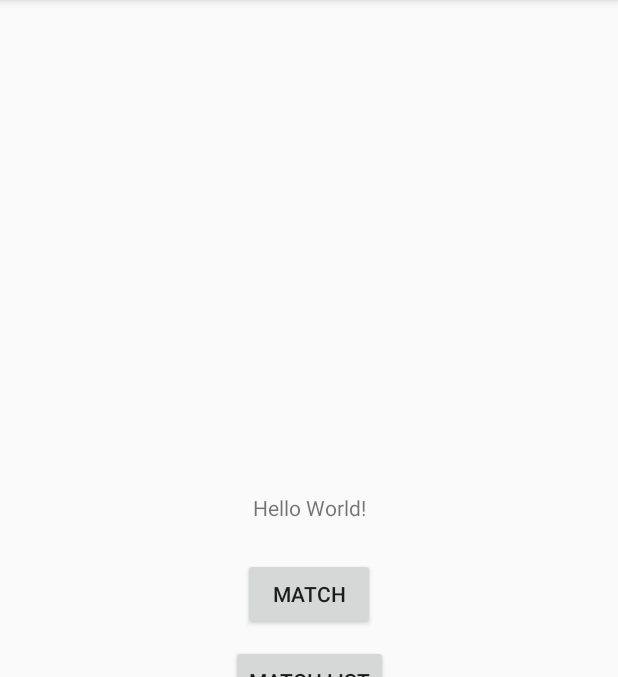
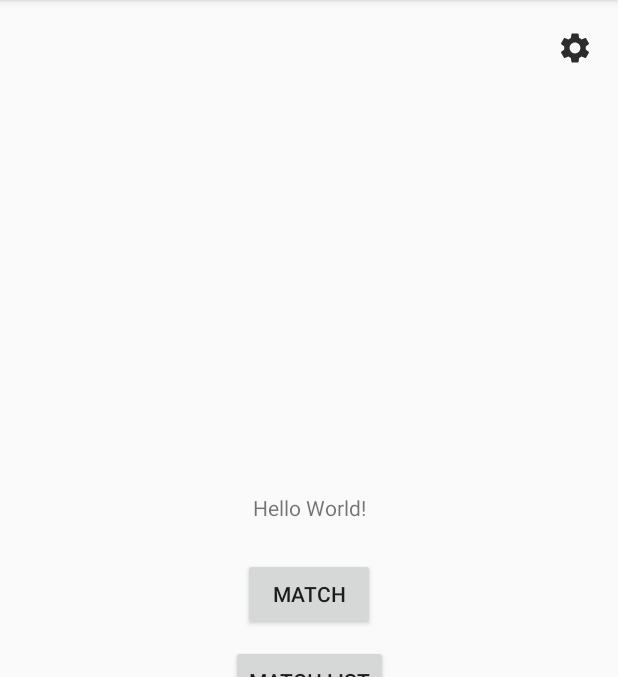
Before and after one commit to anders-wiggers/My-Politician, an Android app: the screen it shows after launch (Developer), on a phone screen of 412 x 824 dp, the part 84-761 px from its top. Run offline under Robolectric (Android 15) with nearby library versions, the phone set to English and light mode, and no system bars; our stand-ins replace Firebase (no records; nobody signed in at launch, a user with empty details on screens opened directly).

Commit message:
Merge branch 'master' of C:\Users\AlexA\Documents\Projects\my-politician with conflicts.

```diff
--- a/app/build.gradle
+++ b/app/build.gradle
@@ -10,6 +10,7 @@ android {
         versionCode 1
         versionName "1.0"
         testInstrumentationRunner "android.support.test.runner.AndroidJUnitRunner"
+        vectorDrawables.useSupportLibrary = true
     }
     buildTypes {
         release {
@@ -29,6 +30,8 @@ dependencies {
     implementation 'com.android.support:design:27.1.1'
     implementation 'com.google.firebase:firebase-firestore:17.1.2'
     implementation 'com.android.support:multidex:1.0.3'
+    implementation 'com.android.support:support-v4:27.1.1'
+    implementation 'com.android.support:support-vector-drawable:27.1.1'
     testImplementation 'junit:junit:4.12'
     androidTestImplementation 'com.android.support.test:runner:1.0.2'
     androidTestImplementation 'com.android.support.test.espresso:espresso-core:3.0.2'
--- a/app/src/main/AndroidManifest.xml
+++ b/app/src/main/AndroidManifest.xml
@@ -11,7 +11,7 @@
         android:roundIcon="@mipmap/ic_launcher_round"
         android:supportsRtl="true"
         android:theme="@style/AppTheme">
-        <activity android:name=".activities.Match"/>
+        <activity android:name=".activities.Match" />
 
         <meta-data
             android:name="com.facebook.sdk.ApplicationId"
@@ -42,6 +42,10 @@
                 <category android:name="android.intent.category.LAUNCHER" />
             </intent-filter>
         </activity>
+        <activity
+            android:name=".activities.Settings"
+            android:label="@string/title_activity_settings"
+            android:theme="@style/AppTheme.NoActionBar"></activity>
     </application>
 
 </manifest>
--- a/app/src/main/java/aacorp/mypolitician/activities/Developer.java
+++ b/app/src/main/java/aacorp/mypolitician/activities/Developer.java
@@ -31,6 +31,11 @@ public class Developer extends AppCompatActivity {
         startActivity(intent);
     }
 
+    public void Settings(View view){
+        Intent intent = new Intent(this,Settings.class);
+        startActivity(intent);
+    }
+
     public void match(View view){
         Intent intent = new Intent(this, aacorp.mypolitician.activities.Match.class);
         startActivity(intent);
--- /dev/null
+++ b/app/src/main/res/drawable/ic_settingsbutton.xml
@@ -0,0 +1,5 @@
+<vector android:alpha="0.82" android:height="24dp"
+    android:viewportHeight="20" android:viewportWidth="20"
+    android:width="24dp" xmlns:android="http://schemas.android.com/apk/res/android">
+    <path android:fillColor="#FF000000" android:pathData="M15.95,10.78c0.03,-0.25 0.05,-0.51 0.05,-0.78s-0.02,-0.53 -0.06,-0.78l1.69,-1.32c0.15,-0.12 0.19,-0.34 0.1,-0.51l-1.6,-2.77c-0.1,-0.18 -0.31,-0.24 -0.49,-0.18l-1.99,0.8c-0.42,-0.32 -0.86,-0.58 -1.35,-0.78L12,2.34c-0.03,-0.2 -0.2,-0.34 -0.4,-0.34H8.4c-0.2,0 -0.36,0.14 -0.39,0.34l-0.3,2.12c-0.49,0.2 -0.94,0.47 -1.35,0.78l-1.99,-0.8c-0.18,-0.07 -0.39,0 -0.49,0.18l-1.6,2.77c-0.1,0.18 -0.06,0.39 0.1,0.51l1.69,1.32c-0.04,0.25 -0.07,0.52 -0.07,0.78s0.02,0.53 0.06,0.78L2.37,12.1c-0.15,0.12 -0.19,0.34 -0.1,0.51l1.6,2.77c0.1,0.18 0.31,0.24 0.49,0.18l1.99,-0.8c0.42,0.32 0.86,0.58 1.35,0.78l0.3,2.12c0.04,0.2 0.2,0.34 0.4,0.34h3.2c0.2,0 0.37,-0.14 0.39,-0.34l0.3,-2.12c0.49,-0.2 0.94,-0.47 1.35,-0.78l1.99,0.8c0.18,0.07 0.39,0 0.49,-0.18l1.6,-2.77c0.1,-0.18 0.06,-0.39 -0.1,-0.51l-1.67,-1.32zM10,13c-1.65,0 -3,-1.35 -3,-3s1.35,-3 3,-3 3,1.35 3,3 -1.35,3 -3,3z"/>
+</vector>
--- a/app/src/main/res/layout/activity_developer.xml
+++ b/app/src/main/res/layout/activity_developer.xml
@@ -73,4 +73,22 @@
         app:layout_constraintStart_toStartOf="parent"
         app:layout_constraintTop_toBottomOf="@+id/button2" />
 
+    <ImageView
+        android:id="@+id/settings"
+        android:layout_width="wrap_content"
+        android:layout_height="48dp"
+        android:layout_marginBottom="8dp"
+        android:layout_marginEnd="8dp"
+        android:layout_marginStart="8dp"
+        android:layout_marginTop="8dp"
+        android:onClick="Settings"
+        app:layout_constraintBottom_toBottomOf="parent"
+        app:layout_constraintEnd_toEndOf="parent"
+        app:layout_constraintHorizontal_bias="0.976"
+        app:layout_constraintStart_toStartOf="parent"
+        app:layout_constraintTop_toTopOf="parent"
+        app:layout_constraintVertical_bias="0.0"
+        app:srcCompat="@drawable/ic_settingsbutton" />
+
+
 </android.support.constraint.ConstraintLayout>
--- a/app/src/main/res/layout/activity_log_in.xml
+++ b/app/src/main/res/layout/activity_log_in.xml
@@ -7,13 +7,14 @@
     tools:context=".activities.LogIn"
     android:background="@drawable/backgroundlogin" >
 
+
     <ImageView
         android:id="@+id/Politikerbillede"
         android:layout_width="wrap_content"
         android:layout_height="wrap_content"
         android:layout_alignParentTop="true"
         android:layout_centerHorizontal="true"
-        android:layout_marginTop="40dp"
+        android:layout_marginTop="56dp"
         android:src="@drawable/logo" />
 
     <TextView
@@ -32,7 +33,7 @@
         android:layout_height="42dp"
         android:layout_alignParentBottom="true"
         android:layout_centerHorizontal="true"
-        android:layout_marginBottom="143dp"
+        android:layout_marginBottom="89dp"
         android:background="@drawable/fbandgglebtroundcorner"
         android:contentDescription="@string/com_facebook_loginview_log_in_button_continue"
         android:text="@string/com_facebook_loginview_log_in_button_continue"
--- a/app/src/main/res/values/styles.xml
+++ b/app/src/main/res/values/styles.xml
@@ -4,7 +4,7 @@
     <style name="AppTheme" parent="Theme.AppCompat.Light.DarkActionBar">
         <!-- Customize your theme here. -->
         <item name="colorPrimary">@color/colorPrimary</item>
-        <item name="colorPrimaryDark">#2C3E50</item>
+        <item name="colorPrimaryDark">@color/colorPrimaryDark</item>
         <item name="colorAccent">@color/colorAccent</item>
     </style>
 
```
Also changed, not shown: app/src/main/java/aacorp/mypolitician/activities/LogIn.java (+10 -5 lines), app/src/main/java/aacorp/mypolitician/activities/Settings.java (added, +20 -0 lines), app/src/main/res/drawable/ic_info_black_24dp.xml (added, +9 -0 lines), app/src/main/res/drawable/ic_notifications_black_24dp.xml (added, +9 -0 lines), app/src/main/res/drawable/ic_sync_black_24dp.xml (added, +9 -0 lines), app/src/main/res/layout/activity_settings.xml (added, +15 -0 lines), app/src/main/res/values/strings.xml (+73 -0 lines), app/src/main/res/drawable/facebookloginbutton.png (deleted).
